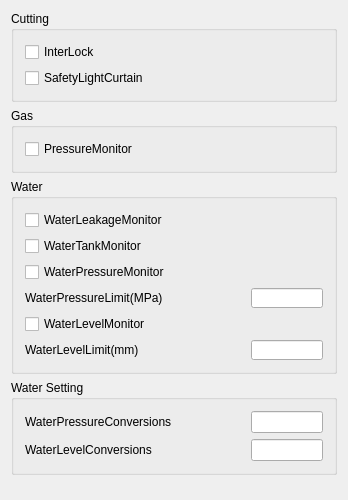
This is src/modules/process/Setting/Setting_Monitor.ui in super1wang/LaserCNCv1.0 as Qt 5 draws it before an edit. The edited form follows.
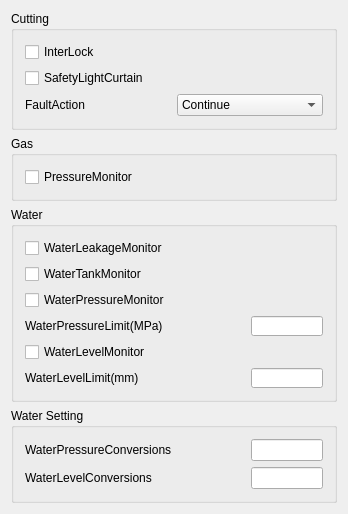
This is the edited form.

Commit message:
Add QG_IOWidget class and UI definition for IO control interface
- Introduced QG_IOWidget class to manage IO states and interactions.
- Created corresponding UI file (qg_IOWidget.ui) with buttons for various IO controls including Light, Blow, Laser, Aiming Beam, Chuck, OUT1, Pliers, Pump, and Water.
- Implemented signal-slot connections for button actions and state updates.
- Added icons and styles for buttons to enhance user interface experience.

The edit to the form file:
```diff
--- a/src/modules/process/Setting/Setting_Monitor.ui
+++ b/src/modules/process/Setting/Setting_Monitor.ui
@@ -47,6 +47,32 @@
         </property>
        </widget>
       </item>
+            <item row="2" column="0">
+             <widget class="QLabel" name="label_General_FaultAction">
+                <property name="text">
+                 <string>FaultAction</string>
+                </property>
+             </widget>
+            </item>
+            <item row="2" column="1">
+             <widget class="QComboBox" name="comboBox_General_iFaultAction">
+                <item>
+                 <property name="text">
+                    <string>Continue</string>
+                 </property>
+                </item>
+                <item>
+                 <property name="text">
+                    <string>Pause</string>
+                 </property>
+                </item>
+                <item>
+                 <property name="text">
+                    <string>Stop</string>
+                 </property>
+                </item>
+             </widget>
+            </item>
      </layout>
     </widget>
    </item>
```
The commit also changes 240 other files.
